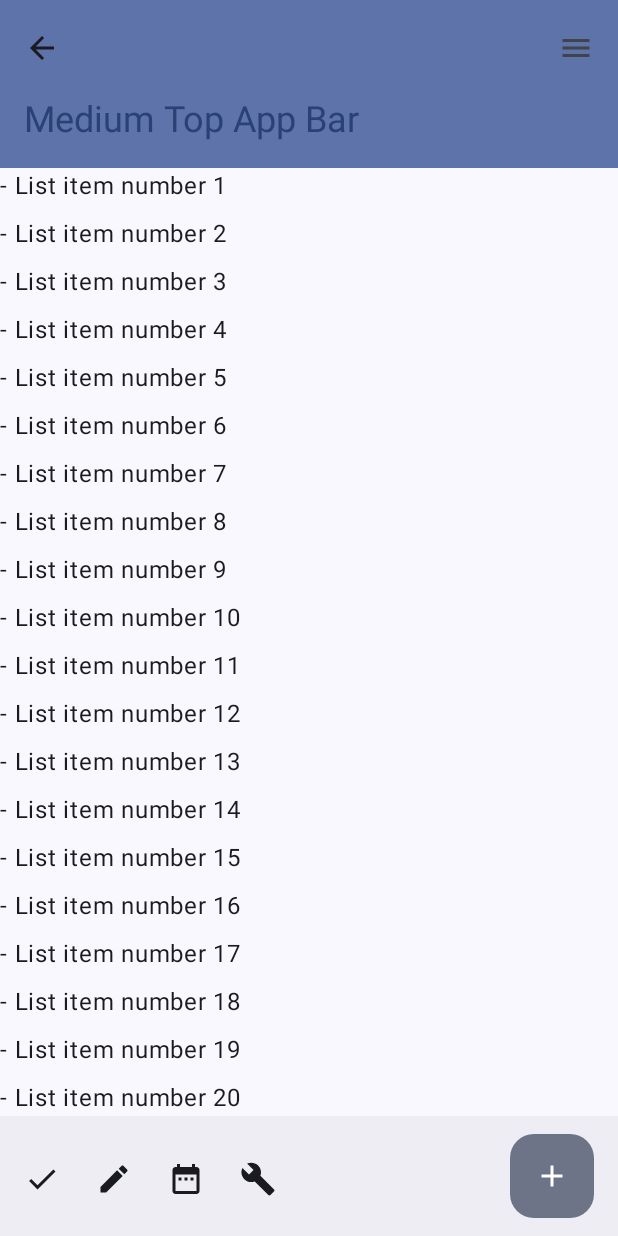
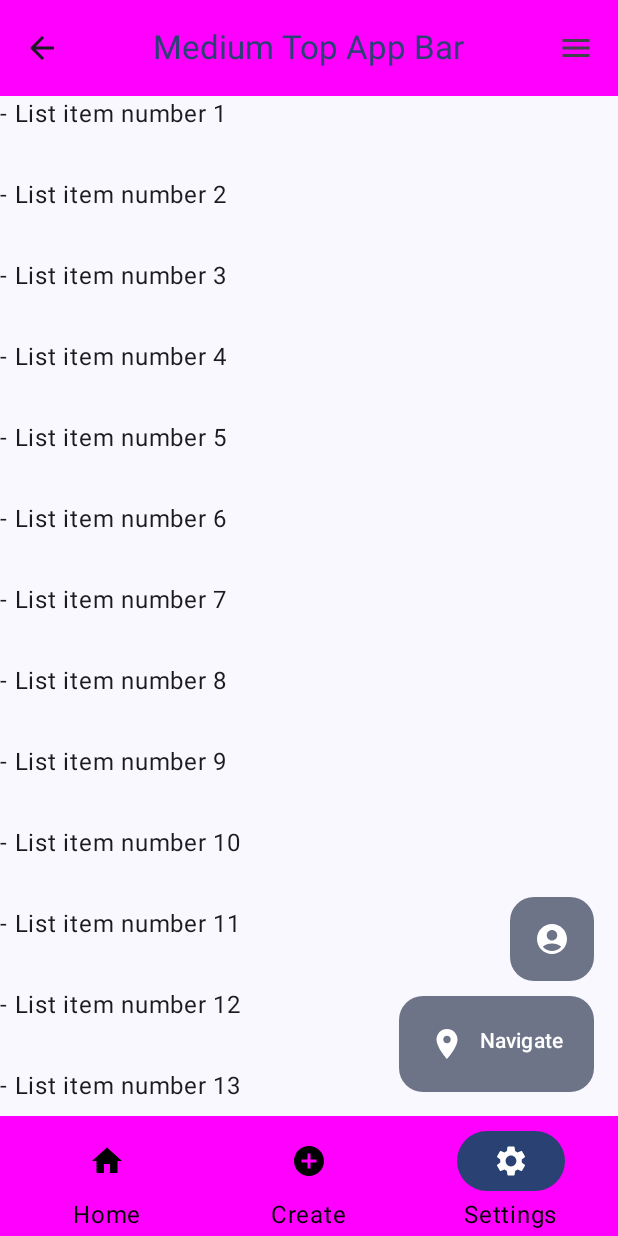
Before and after one commit to Eztrela/PDM, an Android app built with Jetpack Compose: the screen it shows after launch (MainActivity), on a phone screen of 412 x 824 dp. Run offline under Robolectric (Android 15) with nearby library versions, the phone set to English and light mode, and no system bars.

Commit message:
finalizando pratica de reprodução

```diff
--- a/app/src/main/java/com/example/myapp/MainActivity.kt
+++ b/app/src/main/java/com/example/myapp/MainActivity.kt
@@ -1,6 +1,7 @@
 package com.example.myapp
 
 import android.os.Bundle
+import android.widget.Space
 import androidx.activity.ComponentActivity
 import androidx.activity.compose.setContent
 import androidx.activity.enableEdgeToEdge
@@ -8,19 +9,29 @@ import androidx.compose.foundation.layout.Arrangement
 import androidx.compose.foundation.layout.Column
 import androidx.compose.foundation.layout.PaddingValues
 import androidx.compose.foundation.layout.Row
+import androidx.compose.foundation.layout.Spacer
 import androidx.compose.foundation.layout.fillMaxSize
+import androidx.compose.foundation.layout.fillMaxWidth
 import androidx.compose.foundation.layout.padding
+import androidx.compose.foundation.layout.size
 import androidx.compose.foundation.lazy.LazyColumn
 import androidx.compose.material.icons.Icons
 import androidx.compose.material.icons.automirrored.filled.ArrowBack
+import androidx.compose.material.icons.filled.AccountCircle
 import androidx.compose.material.icons.filled.Add
+import androidx.compose.material.icons.filled.AddCircle
 import androidx.compose.material.icons.filled.Build
 import androidx.compose.material.icons.filled.Check
 import androidx.compose.material.icons.filled.DateRange
 import androidx.compose.material.icons.filled.Edit
+import androidx.compose.material.icons.filled.Home
 import androidx.compose.material.icons.filled.Menu
+import androidx.compose.material.icons.filled.Place
+import androidx.compose.material.icons.filled.Settings
 import androidx.compose.material3.BottomAppBar
 import androidx.compose.material3.BottomAppBarDefaults
+import androidx.compose.material3.Button
+import androidx.compose.material3.ButtonColors
 import androidx.compose.material3.CenterAlignedTopAppBar
 import androidx.compose.material3.ExperimentalMaterial3Api
 import androidx.compose.material3.FloatingActionButton
@@ -30,12 +41,15 @@ import androidx.compose.material3.IconButton
 import androidx.compose.material3.MaterialTheme
 import androidx.compose.material3.MediumTopAppBar
 import androidx.compose.material3.Scaffold
+import androidx.compose.material3.SmallTopAppBar
 import androidx.compose.material3.Text
 import androidx.compose.material3.TopAppBar
 import androidx.compose.material3.TopAppBarDefaults
 import androidx.compose.material3.rememberTopAppBarState
 import androidx.compose.runtime.Composable
+import androidx.compose.ui.Alignment
 import androidx.compose.ui.Modifier
+import androidx.compose.ui.graphics.Color
 import androidx.compose.ui.input.nestedscroll.nestedScroll
 import androidx.compose.ui.text.style.TextOverflow
 import androidx.compose.ui.tooling.preview.Preview
@@ -60,21 +74,19 @@ class MainActivity : ComponentActivity() {
 @OptIn(ExperimentalMaterial3Api::class)
 @Composable
 fun MediumTopAppBarExample() {
-    var scrollBehavior = TopAppBarDefaults.enterAlwaysScrollBehavior(rememberTopAppBarState())
 
     Scaffold(
-        modifier = Modifier.nestedScroll(scrollBehavior.nestedScrollConnection),
+
         topBar = {
-            MediumTopAppBar(
+            CenterAlignedTopAppBar(
                 colors = TopAppBarDefaults.topAppBarColors(
-                    containerColor = MaterialTheme.colorScheme.primaryContainer,
+                    containerColor = Color.Magenta,
                     titleContentColor = MaterialTheme.colorScheme.primary,
                 ),
                 title = {
                     Text(
                         "Medium Top App Bar",
                         maxLines = 1,
-                        overflow = TextOverflow.Ellipsis
                     )
                 },
                 navigationIcon = {
@@ -93,44 +105,83 @@ fun MediumTopAppBarExample() {
                         )
                     }
                 },
-                scrollBehavior = scrollBehavior
             )
+        },
+        floatingActionButton = {
+            Column(horizontalAlignment = Alignment.End) {
+                FloatingActionButton(
+                    onClick = { /* do something */ },
+                    containerColor = BottomAppBarDefaults.bottomAppBarFabColor,
+                    elevation = FloatingActionButtonDefaults.bottomAppBarFabElevation()
+                ) {
+                    Icon(Icons.Filled.AccountCircle, "Localized description")
+                }
+                Spacer(modifier = Modifier.size(10.dp))
+                FloatingActionButton(
+                    onClick = { /* do something */ },
+                    containerColor = BottomAppBarDefaults.bottomAppBarFabColor,
+                    elevation = FloatingActionButtonDefaults.bottomAppBarFabElevation()
+                ) {
+                    Row (modifier = Modifier.padding(20.dp,20.dp)){
+                        Icon(Icons.Filled.Place, "Localized description")
+                        Spacer(modifier  =Modifier.size(10.dp))
+                        Text(text = "Navigate")
+                    }
+                }
+            }
+
         },
         bottomBar = {
             BottomAppBar(
+                containerColor = Color.Magenta,
                 actions = {
-                    IconButton(onClick = { /* do something */ }) {
-                        Icon(Icons.Filled.Check, contentDescription = "Localized description")
-                    }
-                    IconButton(onClick = { /* do something */ }) {
-                        Icon(
-                            Icons.Filled.Edit,
-                            contentDescription = "Localized description",
-                        )
-                    }
-                    IconButton(onClick = { /* do something */ }) {
-                        Icon(
-                            Icons.Filled.DateRange,
-                            contentDescription = "Localized description",
-                        )
-                    }
-                    IconButton(onClick = { /* do something */ }) {
-                        Icon(
-                            Icons.Filled.Build,
-                            contentDescription = "Localized description",
-                        )
+                    Row(modifier = Modifier.fillMaxWidth(), horizontalArrangement = Arrangement.SpaceAround) {
+                        Column(horizontalAlignment = Alignment.CenterHorizontally) {
+                            Button(
+                                onClick = { /* do something */ },
+                                colors = ButtonColors(
+                                    Color.Magenta,
+                                    Color.Black,
+                                    Color.Magenta,
+                                    Color.Magenta
+                                )
+                            ) {
+                                Icon(Icons.Filled.Home, contentDescription = "Localized description")
+                            }
+                            Text(text = "Home", color = Color.Black)
+                        }
+
+                        Column(horizontalAlignment = Alignment.CenterHorizontally) {
+                            Button(
+                                onClick = { /* do something */ },
+                                colors = ButtonColors(
+                                    Color.Magenta,
+                                    Color.Black,
+                                    Color.Magenta,
+                                    Color.Magenta
+                                )
+                            ) {
+                                Icon(
+                                    Icons.Filled.AddCircle,
+                                    contentDescription = "Localized description"
+                                )
+                            }
+                            Text(text = "Create", color = Color.Black)
+                        }
+
+                        Column(horizontalAlignment = Alignment.CenterHorizontally) {
+                            Button(onClick = { /* do something */ }) {
+                                Icon(
+                                    Icons.Filled.Settings,
+                                    contentDescription = "Localized description"
+                                )
+                            }
+                            Text(text = "Settings", color = Color.Black)
+                        }
                     }
                 },
-                floatingActionButton = {
-                    FloatingActionButton(
-                        onClick = { /* do something */ },
-                        containerColor = BottomAppBarDefaults.bottomAppBarFabColor,
-                        elevation = FloatingActionButtonDefaults.bottomAppBarFabElevation()
-                    ) {
-                        Icon(Icons.Filled.Add, "Localized description")
-                    }
-                }
-            )
+
+                )
         },
 
     ) { innerPadding ->
@@ -146,7 +197,7 @@ fun ScrollContent(innerPadding: PaddingValues) {
         modifier = Modifier
             .fillMaxSize(),
         contentPadding = innerPadding,
-        verticalArrangement = Arrangement.spacedBy(8.dp)
+        verticalArrangement = Arrangement.spacedBy(30.dp)
     ) {
         items(range.count()) { index ->
             Text(text = "- List item number ${index + 1}")
```
